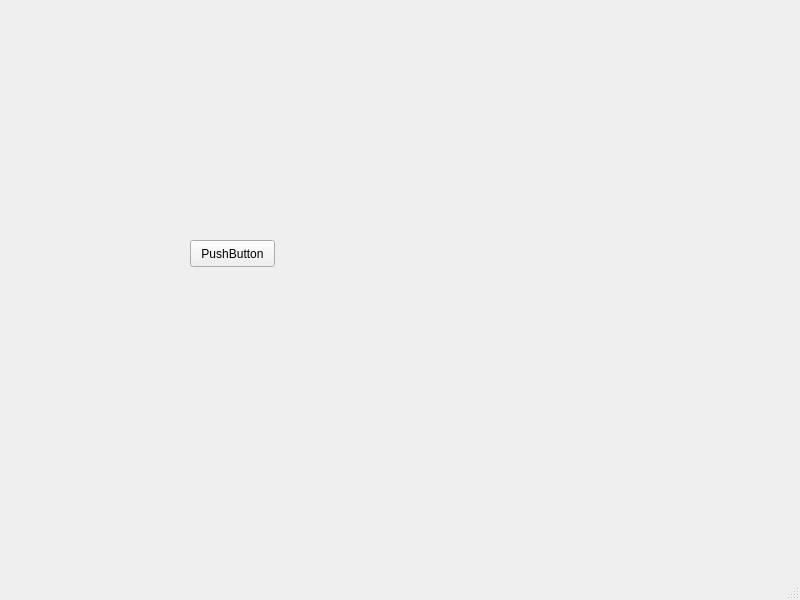
Before: the Qt Designer form data/ui/mainwindow.ui in ihoromi4/travian4-bot, drawn with Qt 5.
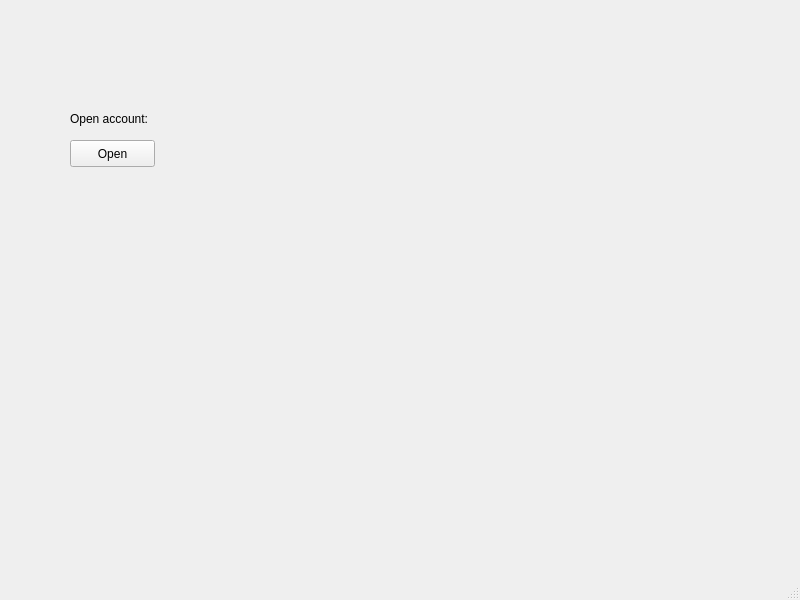
After: the same form once the commit is applied.

Diff of the .ui file:
```diff
--- a/data/ui/mainwindow.ui
+++ b/data/ui/mainwindow.ui
@@ -17,14 +17,27 @@
    <widget class="QPushButton" name="pushButton">
     <property name="geometry">
      <rect>
-      <x>190</x>
-      <y>240</y>
+      <x>70</x>
+      <y>140</y>
       <width>85</width>
       <height>27</height>
      </rect>
     </property>
     <property name="text">
-     <string>PushButton</string>
+     <string>Open</string>
+    </property>
+   </widget>
+   <widget class="QLabel" name="label">
+    <property name="geometry">
+     <rect>
+      <x>70</x>
+      <y>110</y>
+      <width>91</width>
+      <height>17</height>
+     </rect>
+    </property>
+    <property name="text">
+     <string>Open account:</string>
     </property>
    </widget>
   </widget>
```
